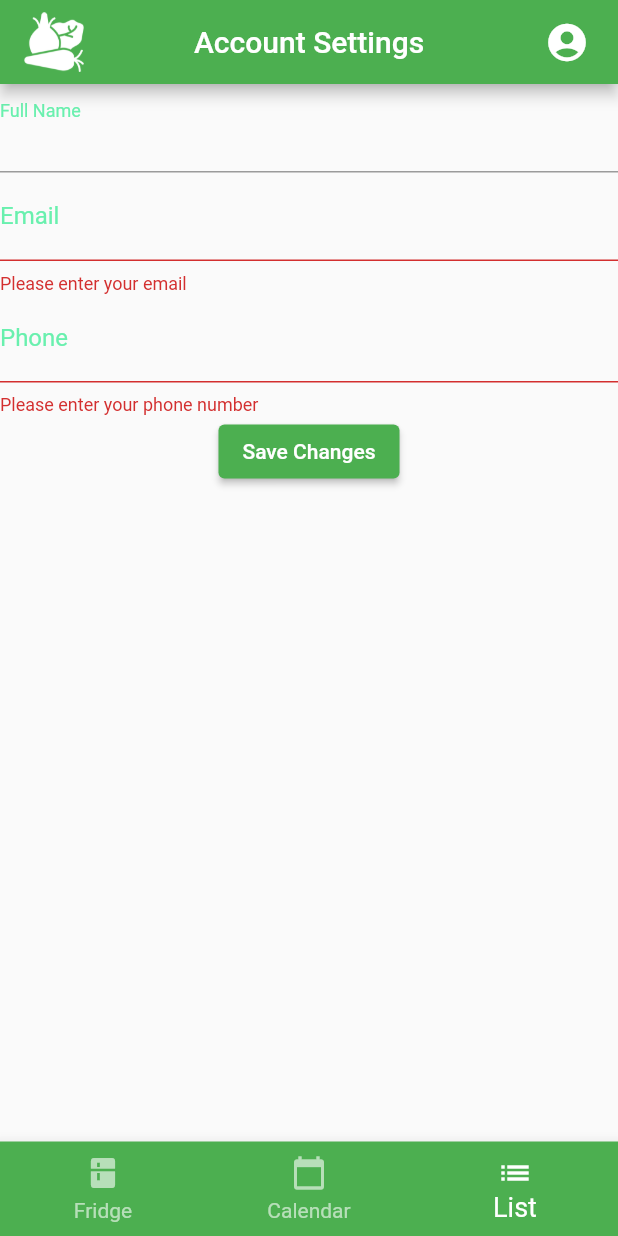
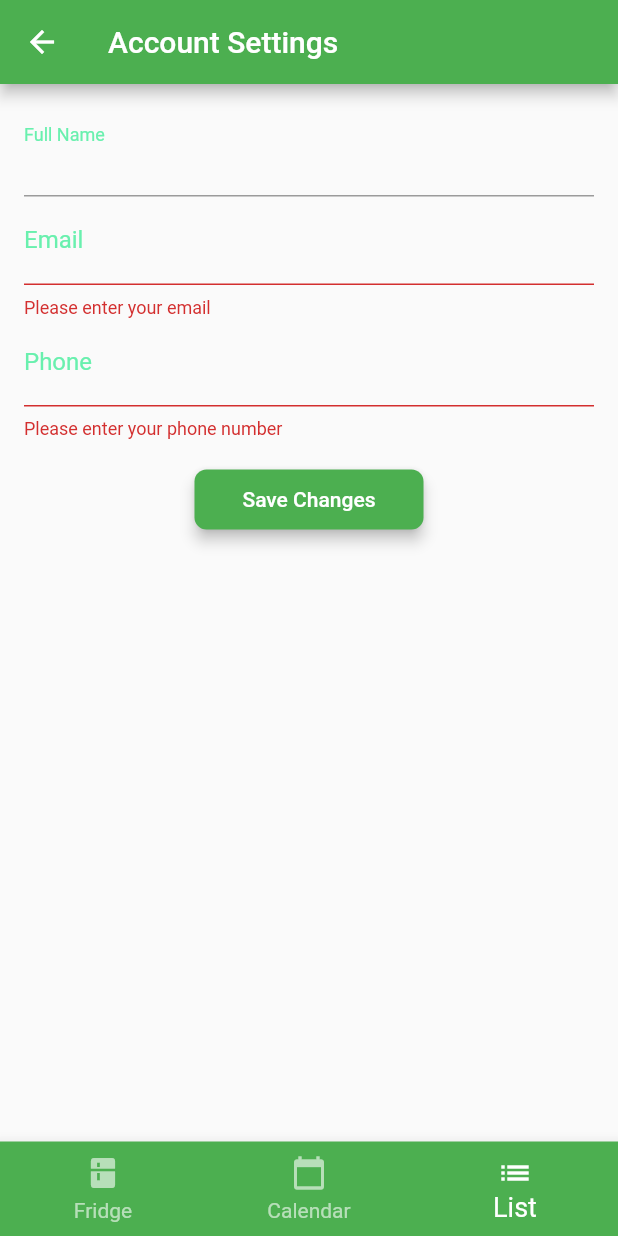
Before and after one commit to perezjovany/COP4331-Large-Project, a Flutter app: the AccountPage screen opened by its route, item 2 of the bottom bar chosen, after a tap on "Save Changes", on a phone screen of 412 x 824 dp. Run offline on Flutter 3.47's test engine with Material 2 defaults, Android fonts, the phone set to English and light mode, and no system bars; our stand-ins replace flutter_secure_storage, flutter_typeahead, shared_preferences, syncfusion_flutter_calendar; missing offline and left inert: scan; accounts and stored records are empty; network calls fail.

Commit message:
acc page looks a little better

```diff
--- a/lib/account.dart
+++ b/lib/account.dart
@@ -45,7 +45,7 @@ class User {
 }
 
 class AccountPage extends StatefulWidget {
-  const AccountPage({super.key});
+  const AccountPage({Key? key}) : super(key: key);
 
   @override
   State_Account createState() => State_Account();
@@ -152,7 +152,9 @@ class State_Account extends State<AccountPage> {
   @override
   Widget build(BuildContext context) {
     return Scaffold(
-      appBar: const topBar(title: 'Account Settings'), // Page Title
+      appBar: AppBar(
+        title: Text('Account Settings'), // Updated to use AppBar
+      ),
       body:
           _user != null ? _buildUserForm(_user!) : CircularProgressIndicator(),
       bottomNavigationBar: const bottomBar(
@@ -167,14 +169,14 @@ class State_Account extends State<AccountPage> {
       context: context,
       builder: (BuildContext dialogContext) {
         return AlertDialog(
-          title: const Text('Error'),
+          title: Text('Error'),
           content: Text(errorMessage),
           actions: [
             TextButton(
               onPressed: () {
                 Navigator.of(dialogContext).pop();
               },
-              child: const Text('OK'),
+              child: Text('OK'),
             ),
           ],
         );
@@ -185,6 +187,8 @@ class State_Account extends State<AccountPage> {
   Widget _buildUserForm(User user) {
     return Form(
       key: _formKey,
+      child: Padding(
+        padding: const EdgeInsets.all(16.0), // Adding padding around the form
         child: Column(
           children: <Widget>[
             TextFormField(
@@ -217,6 +221,8 @@ class State_Account extends State<AccountPage> {
                 return null;
               },
             ),
+            SizedBox(
+                height: 16), // Adding spacing between form fields and button
             ElevatedButton(
               onPressed: () {
                 if (_formKey.currentState!.validate()) {
@@ -229,14 +235,31 @@ class State_Account extends State<AccountPage> {
                   _updateUser(user);
                 }
               },
-            child: const Text('Save Changes'),
+              style: ElevatedButton.styleFrom(
+                padding: EdgeInsets.symmetric(
+                    horizontal: 32,
+                    vertical: 12), // Adding padding to the button
+                shape: RoundedRectangleBorder(
+                  borderRadius: BorderRadius.circular(
+                      8), // Adding rounded corners to the button
+                ),
+                primary:
+                    Colors.green,
+                onPrimary: Colors.white,
+                elevation: 4,
+
+              ),
+              child: Text('Save Changes'),
             ),
           ],
+        ),
       ),
     );
   }
 }
 
 void main() {
-  runApp(const AccountPage());
+  runApp(MaterialApp(
+    home: AccountPage(),
+  ));
 }
```
Lines whose indentation alone changed are shown as unchanged.
